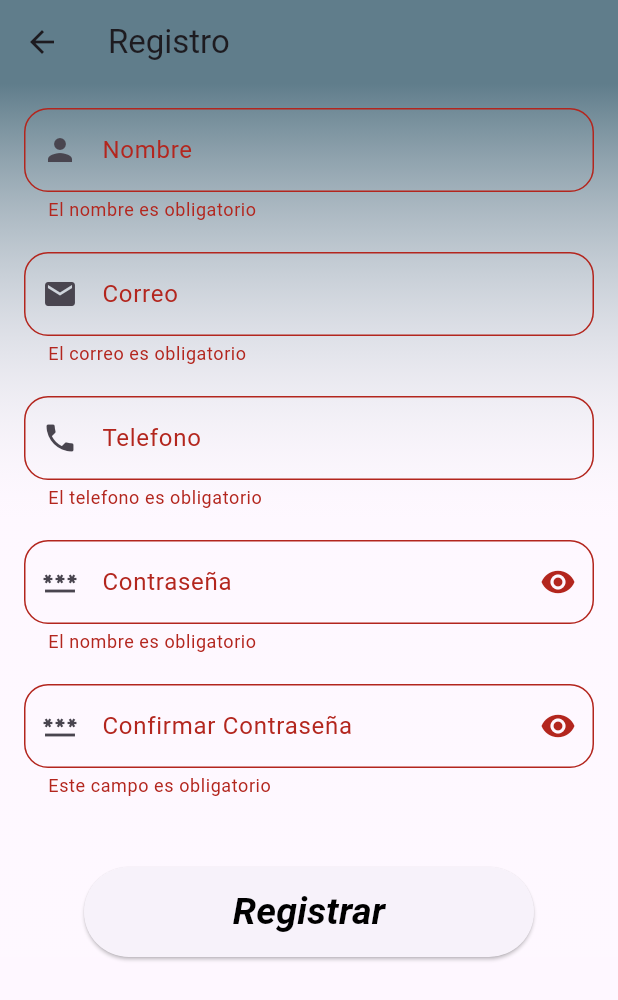
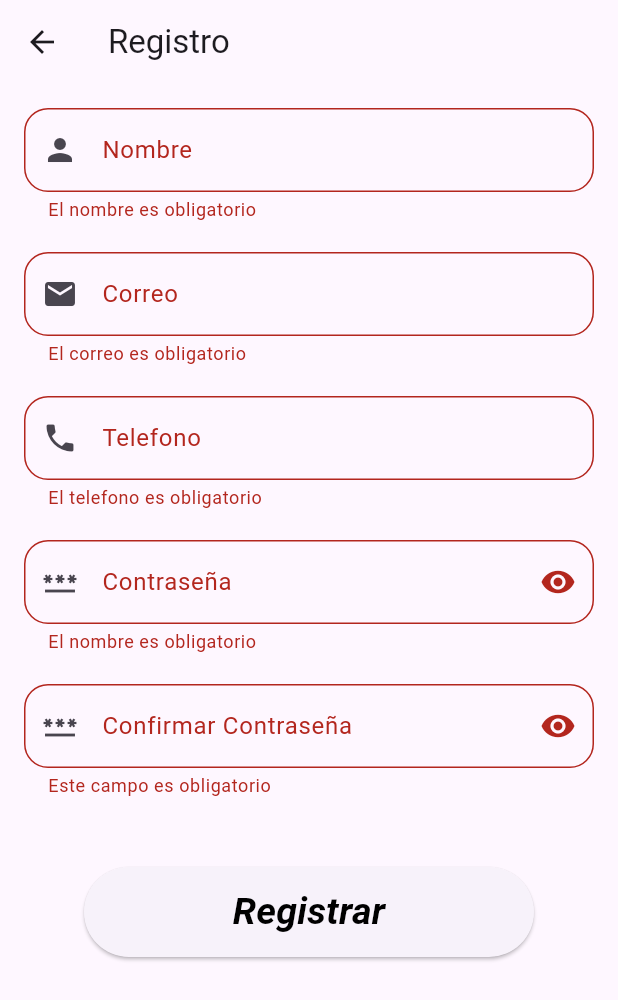
Before and after one commit to acarias11/App_login, a Flutter app: the RegistroPage screen opened by its route, after a tap on "Registrar", on a phone screen of 412 x 824 dp. Shown: the top 1000 px of the screen. Run offline on Flutter 3.47's test engine with Material 3 defaults, Android fonts, the phone set to English and light mode, and no system bars.

Commit message:
Volvi a agregar trabajo de Darlan que sin querer sobreescribi :(

```diff
--- a/app_login/lib/main.dart
+++ b/app_login/lib/main.dart
@@ -15,7 +15,7 @@ class MainApp extends StatelessWidget {
     return  MaterialApp(
       debugShowCheckedModeBanner: false,
        title: 'App login',
-       initialRoute: 'inicio',
+       initialRoute: 'sesion',
        routes: {
         'sesion': (context) => InicioDeSesionPage(),
         'registro':(context) => RegistroPage(),
--- a/app_login/lib/registro_page.dart
+++ b/app_login/lib/registro_page.dart
@@ -16,17 +16,9 @@ class RegistroPage extends StatelessWidget {
   Widget build(BuildContext context) {
     return Scaffold(
       appBar: AppBar(
-        backgroundColor: Colors.blueGrey,
         title: const Text('Registro'),
       ),
       body: SingleChildScrollView(
-        child: Container(
-          decoration: const BoxDecoration(
-            gradient: LinearGradient(
-              begin: Alignment.topRight,
-              colors: [  Colors.blueGrey, Colors.white10,]
-              ),
-          ),
         child: Column(
           children: [
             Padding(
@@ -69,6 +61,14 @@ class RegistroPage extends StatelessWidget {
                           return 'El correo no es valido, debe contener un @';
                         }
 
+                        if ((valor.length == valor.replaceAll('@', '').length + 1) == false) {
+                          return 'El correo solo debe tener un arroba';
+                        }
+
+                        if ((valor.contains('@') && valor.contains('.edu.hn') && valor.substring(valor.indexOf('@')+1, valor.indexOf('.edu.hn')).isNotEmpty) == false) {
+                          return 'El correo debe tener un dominio';
+                        }
+
                         if(valor.endsWith('.edu.hn') == false){
                           return 'El correo no es valido, debe terminar en ".edu.hn"';
                         }
@@ -88,7 +88,7 @@ class RegistroPage extends StatelessWidget {
                           return 'El telefono es obligatorio';
                         }
 
-                          if (valor.length < 8 && valor.length > 8) {
+                        if (valor.length < 8 || valor.length > 8) {
                           return 'El telefono debe de ser de 8 numeros';
                         }
 
@@ -179,7 +179,6 @@ class RegistroPage extends StatelessWidget {
           ],
         ),
       ),
-      ),
 
     );
   }
```
Also changed, not shown: app_login/lib/inicio_de_sesion.dart (+4 -11 lines). Lines whose indentation alone changed are shown as unchanged.
